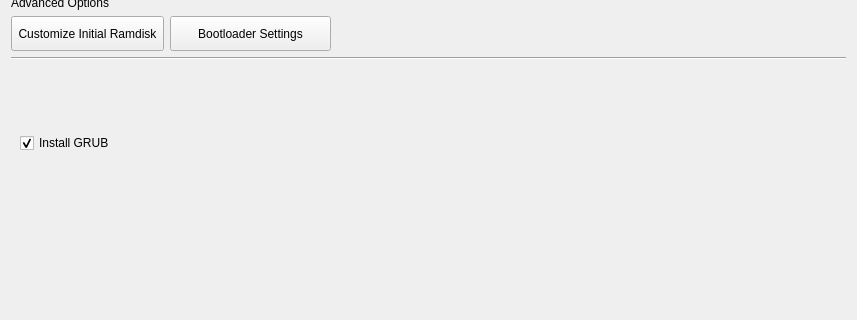
Before: the Qt Designer form ui/pages/config.ui in Inkane/Tribe, drawn with Qt 5; both pictures show x 0 to 857 and y 156 to 476 of the 857 by 747 pixel window.
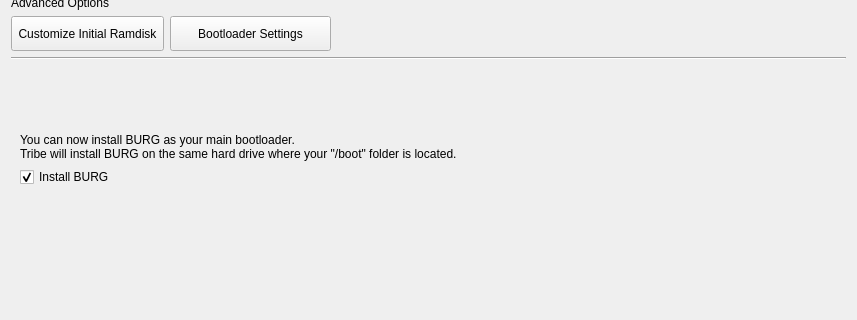
After: the same form once the commit is applied. The open tabs and pages were chosen to show the change. Custom widgets are drawn as their Qt base class.

Commit message: installation.page: add busybar config.page: add more information for BURG NOTE: needs po update

Diff of the .ui file:
```diff
--- a/ui/pages/config.ui
+++ b/ui/pages/config.ui
@@ -670,28 +670,36 @@
      </widget>
      <widget class="QWidget" name="bootloaderPage">
       <layout class="QGridLayout" name="gridLayout_11">
-       <item row="0" column="0">
+       <item row="3" column="0">
+        <spacer name="verticalSpacer_19">
+         <property name="orientation">
+          <enum>Qt::Vertical</enum>
+         </property>
+         <property name="sizeHint" stdset="0">
+          <size>
+           <width>20</width>
+           <height>40</height>
+          </size>
+         </property>
+        </spacer>
+       </item>
+       <item row="1" column="0">
         <widget class="QCheckBox" name="bootloaderCheckBox">
          <property name="text">
-          <string>Install GRUB</string>
+          <string>Install BURG</string>
          </property>
          <property name="checked">
           <bool>true</bool>
          </property>
         </widget>
        </item>
-       <item row="1" column="0">
-        <spacer name="verticalSpacer_19">
-         <property name="orientation">
-          <enum>Qt::Vertical</enum>
+       <item row="0" column="0">
+        <widget class="QLabel" name="bootloaderLabel">
+         <property name="text">
+          <string>You can now install BURG as your main bootloader. 
+Tribe will install BURG on the same hard drive where your &quot;/boot&quot; folder is located.</string>
          </property>
-         <property name="sizeHint" stdset="0">
-          <size>
-           <width>20</width>
-           <height>40</height>
-          </size>
-         </property>
-        </spacer>
+        </widget>
        </item>
       </layout>
      </widget>
```
Left out of the diff: 22 changed lines with no effect on the pictures. The commit also changes 3 other files.
